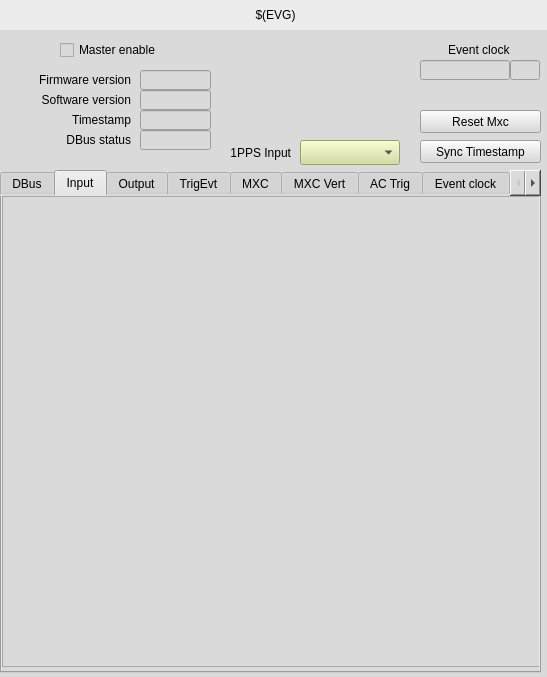
Qt form ui/EVG/evg_master.ui (epics-modules/mrfioc2) before a commit.
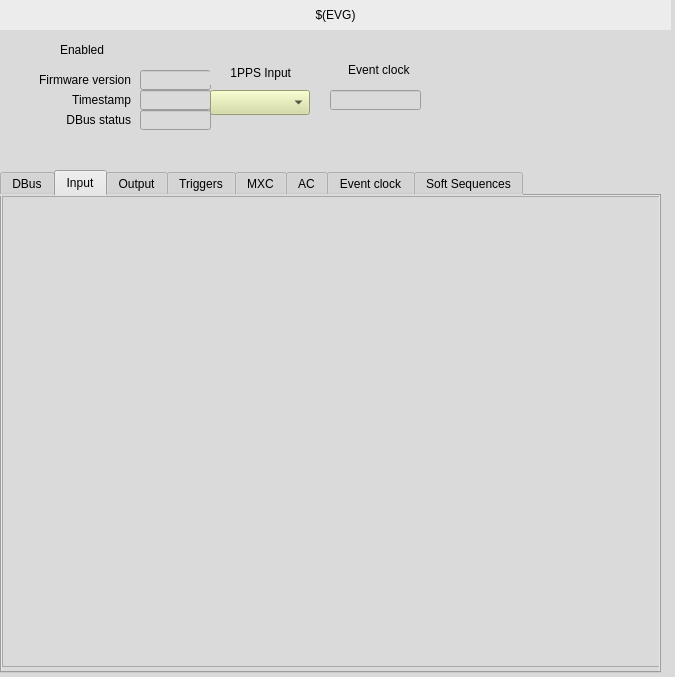
The same form after that commit. The open tabs and pages were chosen to show the change. Custom widgets are drawn as their Qt base class.

Commit message: [COSYLAB-97] removed buttons, added units, rearranged layout

Patch:
```diff
--- a/ui/EVG/evg_master.ui
+++ b/ui/EVG/evg_master.ui
@@ -6,7 +6,7 @@
    <rect>
     <x>0</x>
     <y>0</y>
-    <width>547</width>
+    <width>675</width>
     <height>677</height>
    </rect>
   </property>
@@ -22,7 +22,7 @@
      <rect>
       <x>0</x>
       <y>0</y>
-      <width>551</width>
+      <width>671</width>
       <height>30</height>
      </rect>
     </property>
@@ -76,22 +76,6 @@
      </color>
     </property>
    </widget>
-   <widget class="caToggleButton" name="catogglebutton">
-    <property name="geometry">
-     <rect>
-      <x>60</x>
-      <y>40</y>
-      <width>131</width>
-      <height>20</height>
-     </rect>
-    </property>
-    <property name="text">
-     <string>Master enable</string>
-    </property>
-    <property name="channel" stdset="0">
-     <string notr="true">$(EVG):Enable-Sel</string>
-    </property>
-   </widget>
    <widget class="QLabel" name="label">
     <property name="geometry">
      <rect>
@@ -121,40 +105,11 @@
      <string notr="true">$(EVG):FwVer-I</string>
     </property>
    </widget>
-   <widget class="caLineEdit" name="calineedit_2">
-    <property name="geometry">
-     <rect>
-      <x>140</x>
-      <y>90</y>
-      <width>71</width>
-      <height>20</height>
-     </rect>
-    </property>
-    <property name="channel" stdset="0">
-     <string notr="true">$(EVG):SwVer-I</string>
-    </property>
-   </widget>
-   <widget class="QLabel" name="label_2">
-    <property name="geometry">
-     <rect>
-      <x>10</x>
-      <y>90</y>
-      <width>121</width>
-      <height>20</height>
-     </rect>
-    </property>
-    <property name="text">
-     <string>Software version</string>
-    </property>
-    <property name="alignment">
-     <set>Qt::AlignRight|Qt::AlignTrailing|Qt::AlignVCenter</set>
-    </property>
-   </widget>
    <widget class="caLineEdit" name="calineedit_3">
     <property name="geometry">
      <rect>
       <x>140</x>
-      <y>110</y>
+      <y>90</y>
       <width>71</width>
       <height>20</height>
      </rect>
@@ -167,7 +122,7 @@
     <property name="geometry">
      <rect>
       <x>10</x>
-      <y>110</y>
+      <y>90</y>
       <width>121</width>
       <height>20</height>
      </rect>
@@ -182,9 +137,9 @@
    <widget class="QLabel" name="label_6">
     <property name="geometry">
      <rect>
-      <x>220</x>
-      <y>140</y>
-      <width>71</width>
+      <x>210</x>
+      <y>60</y>
+      <width>81</width>
       <height>25</height>
      </rect>
     </property>
@@ -198,8 +153,8 @@
    <widget class="caMenu" name="camenu">
     <property name="geometry">
      <rect>
-      <x>300</x>
-      <y>140</y>
+      <x>210</x>
+      <y>90</y>
       <width>100</width>
       <height>25</height>
      </rect>
@@ -215,7 +170,7 @@
     <property name="geometry">
      <rect>
       <x>140</x>
-      <y>130</y>
+      <y>110</y>
       <width>71</width>
       <height>20</height>
      </rect>
@@ -228,7 +183,7 @@
     <property name="geometry">
      <rect>
       <x>10</x>
-      <y>130</y>
+      <y>110</y>
       <width>121</width>
       <height>20</height>
      </rect>
@@ -243,8 +198,8 @@
    <widget class="caInclude" name="cainclude">
     <property name="geometry">
      <rect>
-      <x>220</x>
-      <y>40</y>
+      <x>470</x>
+      <y>50</y>
       <width>185</width>
       <height>95</height>
      </rect>
@@ -261,7 +216,7 @@
      <rect>
       <x>0</x>
       <y>170</y>
-      <width>541</width>
+      <width>661</width>
       <height>503</height>
      </rect>
     </property>
@@ -353,7 +308,7 @@
        <rect>
         <x>0</x>
         <y>0</y>
-        <width>541</width>
+        <width>661</width>
         <height>471</height>
        </rect>
       </property>
@@ -365,14 +320,14 @@
         <rect>
          <x>0</x>
          <y>0</y>
-         <width>539</width>
+         <width>659</width>
          <height>469</height>
         </rect>
        </property>
        <widget class="caInclude" name="cainclude_4">
         <property name="geometry">
          <rect>
-          <x>110</x>
+          <x>10</x>
           <y>30</y>
           <width>310</width>
           <height>20</height>
@@ -388,7 +343,7 @@
        <widget class="caInclude" name="cainclude_5">
         <property name="geometry">
          <rect>
-          <x>110</x>
+          <x>10</x>
           <y>50</y>
           <width>310</width>
           <height>20</height>
@@ -420,7 +375,7 @@
        <widget class="caInclude" name="cainclude_7">
         <property name="geometry">
          <rect>
-          <x>110</x>
+          <x>10</x>
           <y>100</y>
           <width>310</width>
           <height>20</height>
@@ -436,7 +391,7 @@
        <widget class="caInclude" name="cainclude_8">
         <property name="geometry">
          <rect>
-          <x>110</x>
+          <x>10</x>
           <y>120</y>
           <width>310</width>
           <height>20</height>
@@ -452,7 +407,7 @@
        <widget class="caInclude" name="cainclude_9">
         <property name="geometry">
          <rect>
-          <x>110</x>
+          <x>10</x>
           <y>140</y>
           <width>310</width>
           <height>20</height>
@@ -468,7 +423,7 @@
        <widget class="caInclude" name="cainclude_10">
         <property name="geometry">
          <rect>
-          <x>110</x>
+          <x>10</x>
           <y>160</y>
           <width>310</width>
           <height>20</height>
@@ -481,6 +436,262 @@
          <string notr="true">evg_master_input.ui</string>
         </property>
        </widget>
+       <widget class="caInclude" name="cainclude_41">
+        <property name="geometry">
+         <rect>
+          <x>330</x>
+          <y>30</y>
+          <width>310</width>
+          <height>20</height>
+         </rect>
+        </property>
+        <property name="macro">
+         <string notr="true">ID=Tran0, EVG=$(EVG)</string>
+        </property>
+        <property name="filename" stdset="0">
+         <string notr="true">evg_master_input.ui</string>
+        </property>
+       </widget>
+       <widget class="caInclude" name="cainclude_42">
+        <property name="geometry">
+         <rect>
+          <x>330</x>
+          <y>50</y>
+          <width>310</width>
+          <height>20</height>
+         </rect>
+        </property>
+        <property name="macro">
+         <string notr="true">ID=Tran1, EVG=$(EVG)</string>
+        </property>
+        <property name="filename" stdset="0">
+         <string notr="true">evg_master_input.ui</string>
+        </property>
+       </widget>
+       <widget class="caInclude" name="cainclude_43">
+        <property name="geometry">
+         <rect>
+          <x>330</x>
+          <y>70</y>
+          <width>310</width>
+          <height>20</height>
+         </rect>
+        </property>
+        <property name="macro">
+         <string notr="true">ID=Tran2, EVG=$(EVG)</string>
+        </property>
+        <property name="filename" stdset="0">
+         <string notr="true">evg_master_input.ui</string>
+        </property>
+       </widget>
+       <widget class="caInclude" name="cainclude_44">
+        <property name="geometry">
+         <rect>
+          <x>330</x>
+          <y>90</y>
+          <width>310</width>
+          <height>20</height>
+         </rect>
+        </property>
+        <property name="macro">
+         <string notr="true">ID=Tran3, EVG=$(EVG)</string>
+        </property>
+        <property name="filename" stdset="0">
+         <string notr="true">evg_master_input.ui</string>
+        </property>
+       </widget>
+       <widget class="caInclude" name="cainclude_45">
+        <property name="geometry">
+         <rect>
+          <x>330</x>
+          <y>110</y>
+          <width>310</width>
+          <height>20</height>
+         </rect>
+        </property>
+        <property name="macro">
+         <string notr="true">ID=Tran4, EVG=$(EVG)</string>
+        </property>
+        <property name="filename" stdset="0">
+         <string notr="true">evg_master_input.ui</string>
+        </property>
+       </widget>
+       <widget class="caInclude" name="cainclude_46">
+        <property name="geometry">
+         <rect>
+          <x>330</x>
+          <y>130</y>
+          <width>310</width>
+          <height>20</height>
+         </rect>
+        </property>
+        <property name="macro">
+         <string notr="true">ID=Tran5, EVG=$(EVG)</string>
+        </property>
+        <property name="filename" stdset="0">
+         <string notr="true">evg_master_input.ui</string>
+        </property>
+       </widget>
+       <widget class="caInclude" name="cainclude_47">
+        <property name="geometry">
+         <rect>
+          <x>330</x>
+          <y>150</y>
+          <width>310</width>
+          <height>20</height>
+         </rect>
+        </property>
+        <property name="macro">
+         <string notr="true">ID=Tran6, EVG=$(EVG)</string>
+        </property>
+        <property name="filename" stdset="0">
+         <string notr="true">evg_master_input.ui</string>
+        </property>
+       </widget>
+       <widget class="caInclude" name="cainclude_48">
+        <property name="geometry">
+         <rect>
+          <x>330</x>
+          <y>170</y>
+          <width>310</width>
+          <height>20</height>
+         </rect>
+        </property>
+        <property name="macro">
+         <string notr="true">ID=Tran7, EVG=$(EVG)</string>
+        </property>
+        <property name="filename" stdset="0">
+         <string notr="true">evg_master_input.ui</string>
+        </property>
+       </widget>
+       <widget class="caInclude" name="cainclude_49">
+        <property name="geometry">
+         <rect>
+          <x>330</x>
+          <y>190</y>
+          <width>310</width>
+          <height>20</height>
+         </rect>
+        </property>
+        <property name="macro">
+         <string notr="true">ID=Tran8, EVG=$(EVG)</string>
+        </property>
+        <property name="filename" stdset="0">
+         <string notr="true">evg_master_input.ui</string>
+        </property>
+       </widget>
+       <widget class="caInclude" name="cainclude_50">
+        <property name="geometry">
+         <rect>
+          <x>330</x>
+          <y>210</y>
+          <width>310</width>
+          <height>20</height>
+         </rect>
+        </property>
+        <property name="macro">
+         <string notr="true">ID=Tran9, EVG=$(EVG)</string>
+        </property>
+        <property name="filename" stdset="0">
+         <string notr="true">evg_master_input.ui</string>
+        </property>
+       </widget>
+       <widget class="caInclude" name="cainclude_51">
+        <property name="geometry">
+         <rect>
+          <x>330</x>
+          <y>230</y>
+          <width>310</width>
+          <height>20</height>
+         </rect>
+        </property>
+        <property name="macro">
+         <string notr="true">ID=Tran10, EVG=$(EVG)</string>
+        </property>
+        <property name="filename" stdset="0">
+         <string notr="true">evg_master_input.ui</string>
+        </property>
+       </widget>
+       <widget class="caInclude" name="cainclude_52">
+        <property name="geometry">
+         <rect>
+          <x>330</x>
+          <y>250</y>
+          <width>310</width>
+          <height>20</height>
+         </rect>
+        </property>
+        <property name="macro">
+         <string notr="true">ID=Tran11, EVG=$(EVG)</string>
+        </property>
+        <property name="filename" stdset="0">
+         <string notr="true">evg_master_input.ui</string>
+        </property>
+       </widget>
+       <widget class="caInclude" name="cainclude_53">
+        <property name="geometry">
+         <rect>
+          <x>330</x>
+          <y>270</y>
+          <width>310</width>
+          <height>20</height>
+         </rect>
+        </property>
+        <property name="macro">
+         <string notr="true">ID=Tran12, EVG=$(EVG)</string>
+        </property>
+        <property name="filename" stdset="0">
+         <string notr="true">evg_master_input.ui</string>
+        </property>
+       </widget>
+       <widget class="caInclude" name="cainclude_54">
+        <property name="geometry">
+         <rect>
+          <x>330</x>
+          <y>290</y>
+          <width>310</width>
+          <height>20</height>
+         </rect>
+        </property>
+        <property name="macro">
+         <string notr="true">ID=Tran13, EVG=$(EVG)</string>
+        </property>
+        <property name="filename" stdset="0">
+         <string notr="true">evg_master_input.ui</string>
+        </property>
+       </widget>
+       <widget class="caInclude" name="cainclude_55">
+        <property name="geometry">
+         <rect>
+          <x>330</x>
+          <y>310</y>
+          <width>310</width>
+          <height>20</height>
+         </rect>
+        </property>
+        <property name="macro">
+         <string notr="true">ID=Tran14, EVG=$(EVG)</string>
+        </property>
+        <property name="filename" stdset="0">
+         <string notr="true">evg_master_input.ui</string>
+        </property>
+       </widget>
+       <widget class="caInclude" name="cainclude_56">
+        <property name="geometry">
+         <rect>
+          <x>330</x>
+          <y>330</y>
+          <width>310</width>
+          <height>20</height>
+         </rect>
+        </property>
+        <property name="macro">
+         <string notr="true">ID=Tran15, EVG=$(EVG)</string>
+        </property>
+        <property name="filename" stdset="0">
+         <string notr="true">evg_master_input.ui</string>
+        </property>
+       </widget>
       </widget>
      </widget>
     </widget>
@@ -578,7 +789,7 @@
     </widget>
     <widget class="QWidget" name="tab_4">
      <attribute name="title">
-      <string>TrigEvt</string>
+      <string>Triggers</string>
      </attribute>
      <widget class="QScrollArea" name="scrollArea_4">
       <property name="geometry">
@@ -906,177 +1117,9 @@
       </widget>
      </widget>
     </widget>
-    <widget class="QWidget" name="tab_9">
-     <attribute name="title">
-      <string>MXC Vert</string>
-     </attribute>
-     <widget class="QScrollArea" name="scrollArea_7">
-      <property name="geometry">
-       <rect>
-        <x>0</x>
-        <y>0</y>
-        <width>539</width>
-        <height>471</height>
-       </rect>
-      </property>
-      <property name="minimumSize">
-       <size>
-        <width>0</width>
-        <height>0</height>
-       </size>
-      </property>
-      <property name="widgetResizable">
-       <bool>true</bool>
-      </property>
-      <widget class="QWidget" name="scrollAreaWidgetContents_7">
-       <property name="geometry">
-        <rect>
-         <x>-724</x>
-         <y>0</y>
-         <width>1500</width>
-         <height>451</height>
-        </rect>
-       </property>
-       <property name="minimumSize">
-        <size>
-         <width>1500</width>
-         <height>0</height>
-        </size>
-       </property>
-       <widget class="caInclude" name="cainclude_45">
-        <property name="geometry">
-         <rect>
-          <x>0</x>
-          <y>10</y>
-          <width>145</width>
-          <height>322</height>
-         </rect>
-        </property>
-        <property name="macro">
-         <string notr="true">ID=0, EVG=$(EVG)</string>
-        </property>
-        <property name="filename" stdset="0">
-         <string notr="true">evg_master_mxc-vert.ui</string>
-        </property>
-       </widget>
-       <widget class="caInclude" name="cainclude_46">
-        <property name="geometry">
-         <rect>
-          <x>150</x>
-          <y>10</y>
-          <width>145</width>
-          <height>322</height>
-         </rect>
-        </property>
-        <property name="macro">
-         <string notr="true">ID=1, EVG=$(EVG)</string>
-        </property>
-        <property name="filename" stdset="0">
-         <string notr="true">evg_master_mxc-vert.ui</string>
-        </property>
-       </widget>
-       <widget class="caInclude" name="cainclude_47">
-        <property name="geometry">
-         <rect>
-          <x>300</x>
-          <y>10</y>
-          <width>145</width>
-          <height>322</height>
-         </rect>
-        </property>
-        <property name="macro">
-         <string notr="true">ID=2, EVG=$(EVG)</string>
-        </property>
-        <property name="filename" stdset="0">
-         <string notr="true">evg_master_mxc-vert.ui</string>
-        </property>
-       </widget>
-       <widget class="caInclude" name="cainclude_48">
-        <property name="geometry">
-         <rect>
-          <x>450</x>
-          <y>10</y>
-          <width>145</width>
-          <height>322</height>
-         </rect>
-        </property>
-        <property name="macro">
-         <string notr="true">ID=3, EVG=$(EVG)</string>
-        </property>
-        <property name="filename" stdset="0">
-         <string notr="true">evg_master_mxc-vert.ui</string>
-        </property>
-       </widget>
-       <widget class="caInclude" name="cainclude_49">
-        <property name="geometry">
-         <rect>
-          <x>600</x>
-          <y>10</y>
-          <width>145</width>
-          <height>322</height>
-         </rect>
-        </property>
-        <property name="macro">
-         <string notr="true">ID=4, EVG=$(EVG)</string>
-        </property>
-        <property name="filename" stdset="0">
-         <string notr="true">evg_master_mxc-vert.ui</string>
-        </property>
-       </widget>
-       <widget class="caInclude" name="cainclude_50">
-        <property name="geometry">
-         <rect>
-          <x>750</x>
-          <y>10</y>
-          <width>145</width>
-          <height>322</height>
-         </rect>
-        </property>
-        <property name="macro">
-         <string notr="true">ID=5, EVG=$(EVG)</string>
-        </property>
-        <property name="filename" stdset="0">
-         <string notr="true">evg_master_mxc-vert.ui</string>
-        </property>
-       </widget>
-       <widget class="caInclude" name="cainclude_51">
-        <property name="geometry">
-         <rect>
-          <x>900</x>
-          <y>10</y>
-          <width>145</width>
-          <height>322</height>
-         </rect>
-        </property>
-        <property name="macro">
-         <string notr="true">ID=6, EVG=$(EVG)</string>
-        </property>
-        <property name="filename" stdset="0">
-         <string notr="true">evg_master_mxc-vert.ui</string>
-        </property>
-       </widget>
-       <widget class="caInclude" name="cainclude_52">
-        <property name="geometry">
-         <rect>
-          <x>1050</x>
-          <y>10</y>
-          <width>145</width>
-          <height>322</height>
-         </rect>
-        </property>
-        <property name="macro">
-         <string notr="true">ID=7, EVG=$(EVG)</string>
-        </property>
-        <property name="filename" stdset="0">
-         <string notr="true">evg_master_mxc-vert.ui</string>
-        </property>
-       </widget>
-      </widget>
-     </widget>
-    </widget>
     <widget class="QWidget" name="tab_6">
      <attribute name="title">
-      <string>AC Trig</string>
+      <string>AC</string>
      </attribute>
      <widget class="caInclude" name="cainclude_2">
       <property name="geometry">
@@ -1192,8 +1235,8 @@
    <widget class="QLabel" name="label_8">
     <property name="geometry">
      <rect>
-      <x>420</x>
-      <y>40</y>
+      <x>320</x>
+      <y>60</y>
       <width>121</width>
       <height>20</height>
      </rect>
@@ -1208,9 +1251,9 @@
    <widget class="caLineEdit" name="calineedit_12">
     <property name="geometry">
      <rect>
-      <x>420</x>
-      <y>60</y>
-      <width>90</width>
+      <x>330</x>
+      <y>90</y>
+      <width>91</width>
       <height>20</height>
      </rect>
     </property>
@@ -1221,58 +1264,20 @@
      <string notr="true">$(EVG):EvtClk-Frequency-RB</string>
     </property>
    </widget>
-   <widget class="caLineEdit" name="calineedit_13">
+   <widget class="QLabel" name="label_2">
     <property name="geometry">
      <rect>
-      <x>510</x>
-      <y>60</y>
-      <width>30</width>
+      <x>60</x>
+      <y>40</y>
+      <width>71</width>
       <height>20</height>
      </rect>
     </property>
+    <property name="text">
+     <string>Enabled</string>
+    </property>
     <property name="alignment">
-     <set>Qt::AlignCenter</set>
-    </property>
-    <property name="channel" stdset="0">
-     <string notr="true">$(EVG):EvtClk-Frequency-RB.EGU</string>
-    </property>
-   </widget>
-   <widget class="caMessageButton" name="camessagebutton">
-    <property name="geometry">
-     <rect>
-      <x>420</x>
-      <y>110</y>
-      <width>121</width>
-      <height>23</height>
-     </rect>
-    </property>
-    <property name="text">
-     <string>Reset Mxc</string>
-    </property>
-    <property name="channel" stdset="0">
-     <string notr="true">$(EVG):ResetMxc-Cmd</string>
-    </property>
-    <property name="releaseMessage">
-     <string notr="true">0</string>
-    </property>
-   </widget>
-   <widget class="caMessageButton" name="camessagebutton_2">
-    <property name="geometry">
-     <rect>
-      <x>420</x>
-      <y>140</y>
-      <width>121</width>
-      <height>23</height>
-     </rect>
-    </property>
-    <property name="text">
-     <string>Sync Timestamp</string>
-    </property>
-    <property name="channel" stdset="0">
-     <string notr="true">$(EVG):SyncTimestamp-Cmd</string>
-    </property>
-    <property name="releaseMessage">
-     <string notr="true">1</string>
+     <set>Qt::AlignLeading|Qt::AlignLeft|Qt::AlignVCenter</set>
     </property>
    </widget>
   </widget>
@@ -1283,16 +1288,6 @@
    <extends>QComboBox</extends>
    <header>caMenu</header>
   </customwidget>
-  <customwidget>
-   <class>caMessageButton</class>
-   <extends>QPushButton</extends>
-   <header>caMessageButton</header>
-  </customwidget>
-  <customwidget>
-   <class>caToggleButton</class>
-   <extends>QCheckBox</extends>
-   <header>caToggleButton</header>
-  </customwidget>
   <customwidget>
    <class>caLabel</class>
    <extends>QLabel</extends>
```
Left out of the diff: 207 changed lines with no effect on the pictures. The commit also changes 7 other files.
